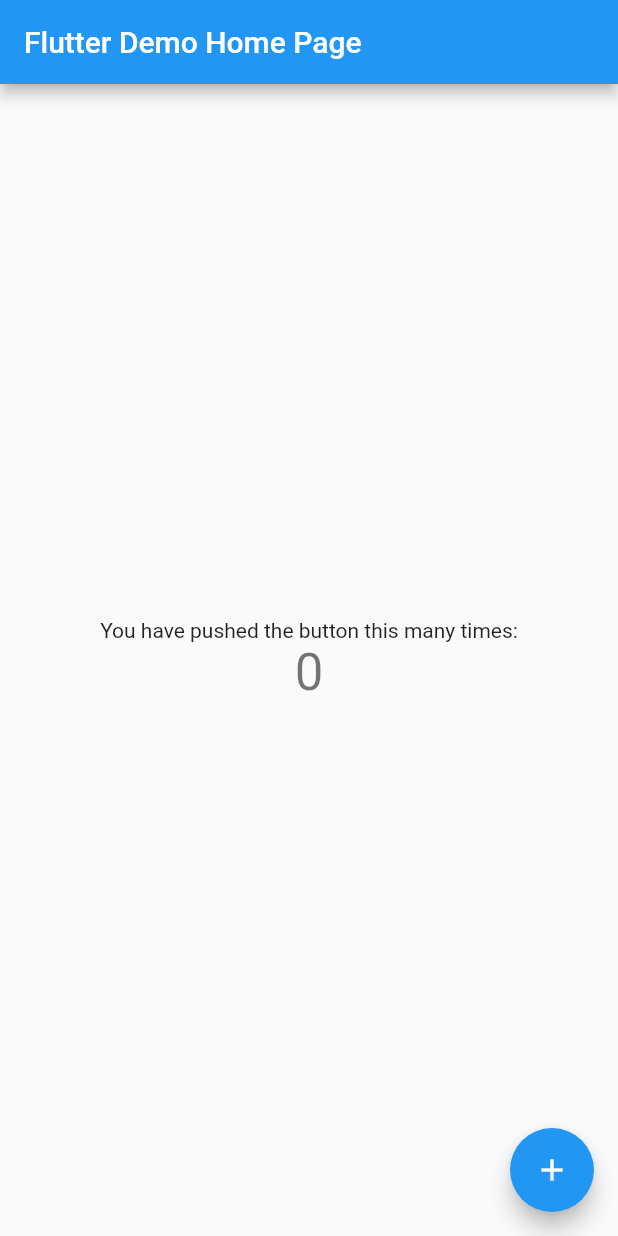
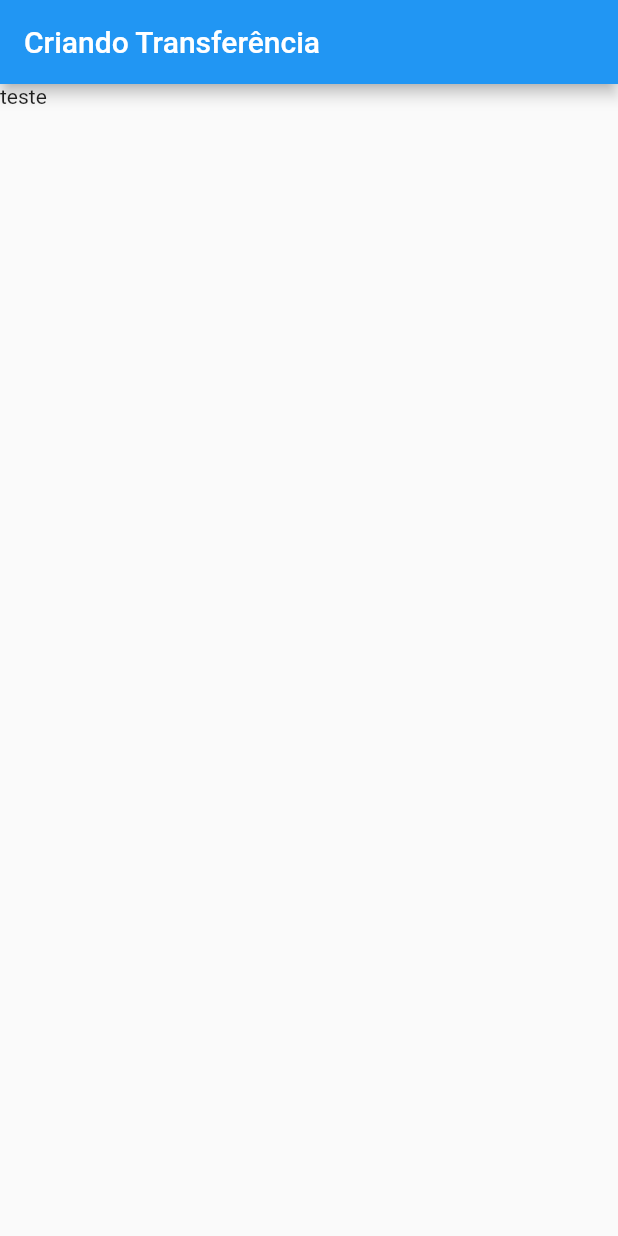
Before and after one commit to Paulo-E-F-Fernandes/treinamento-flutter, a Flutter app: the screen it shows after launch, on a phone screen of 412 x 824 dp. Run offline on Flutter 3.47's test engine with Material 2 defaults, Android fonts, the phone set to English and light mode, and no system bars.

Commit message:
Versão 004

```diff
--- a/bytebank/lib/main.dart
+++ b/bytebank/lib/main.dart
@@ -1,115 +1,80 @@
 import 'package:flutter/material.dart';
 
-void main() {
-  runApp(const MyApp());
-}
+/* *** Versão 004 *** */
+void main() => runApp(const ByteBankApp());
 
-class MyApp extends StatelessWidget {
-  const MyApp({Key? key}) : super(key: key);
+class ByteBankApp extends StatelessWidget {
+  const ByteBankApp({Key? key}) : super(key: key);
 
-  // This widget is the root of your application.
   @override
   Widget build(BuildContext context) {
-    return MaterialApp(
-      title: 'Flutter Demo',
-      theme: ThemeData(
-        // This is the theme of your application.
-        //
-        // Try running your application with "flutter run". You'll see the
-        // application has a blue toolbar. Then, without quitting the app, try
-        // changing the primarySwatch below to Colors.green and then invoke
-        // "hot reload" (press "r" in the console where you ran "flutter run",
-        // or simply save your changes to "hot reload" in a Flutter IDE).
-        // Notice that the counter didn't reset back to zero; the application
-        // is not restarted.
-        primarySwatch: Colors.blue,
+    return const MaterialApp(
+      home: Scaffold(
+        body: FormularioTransferencias(),
       ),
-      home: const MyHomePage(title: 'Flutter Demo Home Page'),
     );
   }
 }
 
-class MyHomePage extends StatefulWidget {
-  const MyHomePage({Key? key, required this.title}) : super(key: key);
-
-  // This widget is the home page of your application. It is stateful, meaning
-  // that it has a State object (defined below) that contains fields that affect
-  // how it looks.
-
-  // This class is the configuration for the state. It holds the values (in this
-  // case the title) provided by the parent (in this case the App widget) and
-  // used by the build method of the State. Fields in a Widget subclass are
-  // always marked "final".
-
-  final String title;
-
-  @override
-  State<MyHomePage> createState() => _MyHomePageState();
-}
-
-class _MyHomePageState extends State<MyHomePage> {
-  int _counter = 0;
-
-  void _incrementCounter() {
-    setState(() {
-      // This call to setState tells the Flutter framework that something has
-      // changed in this State, which causes it to rerun the build method below
-      // so that the display can reflect the updated values. If we changed
-      // _counter without calling setState(), then the build method would not be
-      // called again, and so nothing would appear to happen.
-      _counter++;
-    });
-  }
+class FormularioTransferencias extends StatelessWidget {
+  const FormularioTransferencias({Key? key}) : super(key: key);
 
   @override
   Widget build(BuildContext context) {
-    // This method is rerun every time setState is called, for instance as done
-    // by the _incrementCounter method above.
-    //
-    // The Flutter framework has been optimized to make rerunning build methods
-    // fast, so that you can just rebuild anything that needs updating rather
-    // than having to individually change instances of widgets.
     return Scaffold(
-      appBar: AppBar(
-        // Here we take the value from the MyHomePage object that was created by
-        // the App.build method, and use it to set our appbar title.
-        title: Text(widget.title),
-      ),
-      body: Center(
-        // Center is a layout widget. It takes a single child and positions it
-        // in the middle of the parent.
-        child: Column(
-          // Column is also a layout widget. It takes a list of children and
-          // arranges them vertically. By default, it sizes itself to fit its
-          // children horizontally, and tries to be as tall as its parent.
-          //
-          // Invoke "debug painting" (press "p" in the console, choose the
-          // "Toggle Debug Paint" action from the Flutter Inspector in Android
-          // Studio, or the "Toggle Debug Paint" command in Visual Studio Code)
-          // to see the wireframe for each widget.
-          //
-          // Column has various properties to control how it sizes itself and
-          // how it positions its children. Here we use mainAxisAlignment to
-          // center the children vertically; the main axis here is the vertical
-          // axis because Columns are vertical (the cross axis would be
-          // horizontal).
-          mainAxisAlignment: MainAxisAlignment.center,
-          children: <Widget>[
-            const Text(
-              'You have pushed the button this many times:',
-            ),
-            Text(
-              '$_counter',
-              style: Theme.of(context).textTheme.headline4,
-            ),
-          ],
-        ),
-      ),
-      floatingActionButton: FloatingActionButton(
-        onPressed: _incrementCounter,
-        tooltip: 'Increment',
-        child: const Icon(Icons.add),
-      ), // This trailing comma makes auto-formatting nicer for build methods.
+      appBar: AppBar(title: const Text('Criando Transferência')),
+      body: const Text('teste'),
     );
   }
 }
+
+class ListaTransferencias extends StatelessWidget {
+  const ListaTransferencias({Key? key}) : super(key: key);
+
+  @override
+  Widget build(BuildContext context) {
+    return Scaffold(
+      appBar: AppBar(
+        title: const Text('Transferências'),
+      ),
+      body: Column(
+        children: [
+          ItemTranferencia(Transferencia(1000, 100.0)),
+          ItemTranferencia(Transferencia(2000, 900.0)),
+          ItemTranferencia(Transferencia(3000, 340.0)),
+          ItemTranferencia(Transferencia(2000, 200.0)),
+          ItemTranferencia(Transferencia(3000, 300.0)),
+        ],
+      ),
+      floatingActionButton: FloatingActionButton(
+        onPressed: () => print('teste'),
+        child: const Icon(Icons.add),
+      ),
+    );
+  }
+}
+
+class ItemTranferencia extends StatelessWidget {
+  // private
+  final Transferencia _transferencia;
+
+  const ItemTranferencia(this._transferencia, {super.key});
+
+  @override
+  Widget build(BuildContext context) {
+    return Card(
+      child: ListTile(
+        leading: const Icon(Icons.attach_money),
+        title: Text(_transferencia.vlTransferencia.toString()),
+        subtitle: Text(_transferencia.nrConta.toString()),
+      ),
+    );
+  }
+}
+
+class Transferencia {
+  final int nrConta;
+  final double vlTransferencia;
+
+  Transferencia(this.nrConta, this.vlTransferencia);
+}
```
Also changed, not shown: 1 other file.
